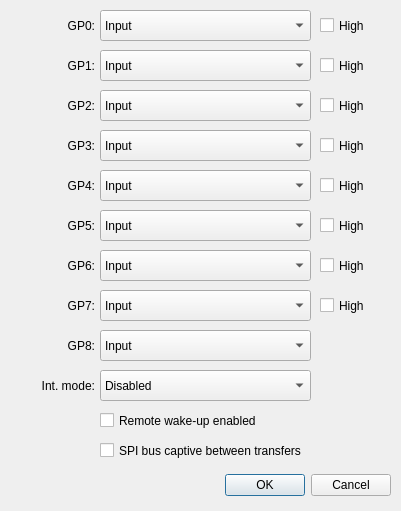
bloguetronica/mcp2210-com, file src/chipsettingsdialog.ui: the form before one commit.
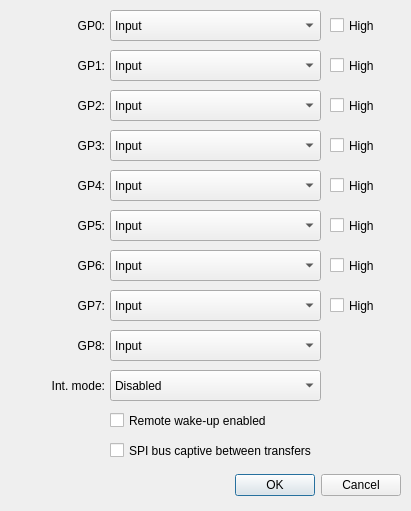
The form after the commit. Icons and pictures are not drawn.

What changed in the file:
```diff
--- a/src/chipsettingsdialog.ui
+++ b/src/chipsettingsdialog.ui
@@ -6,19 +6,19 @@
    <rect>
     <x>0</x>
     <y>0</y>
-    <width>401</width>
+    <width>411</width>
     <height>511</height>
    </rect>
   </property>
   <property name="minimumSize">
    <size>
-    <width>361</width>
+    <width>411</width>
     <height>511</height>
    </size>
   </property>
   <property name="maximumSize">
    <size>
-    <width>401</width>
+    <width>411</width>
     <height>511</height>
    </size>
   </property>
@@ -44,7 +44,7 @@
     <rect>
      <x>10</x>
      <y>470</y>
-     <width>381</width>
+     <width>391</width>
      <height>31</height>
     </rect>
    </property>
@@ -60,7 +60,7 @@
     <rect>
      <x>10</x>
      <y>17</y>
-     <width>85</width>
+     <width>95</width>
      <height>17</height>
     </rect>
    </property>
@@ -74,7 +74,7 @@
   <widget class="QComboBox" name="comboBoxGP0">
    <property name="geometry">
     <rect>
-     <x>100</x>
+     <x>110</x>
      <y>10</y>
      <width>211</width>
      <height>31</height>
@@ -99,7 +99,7 @@
   <widget class="QCheckBox" name="checkBoxGP0DefaultValue">
    <property name="geometry">
     <rect>
-     <x>320</x>
+     <x>330</x>
      <y>15</y>
      <width>71</width>
      <height>21</height>
@@ -114,7 +114,7 @@
     <rect>
      <x>10</x>
      <y>57</y>
-     <width>85</width>
+     <width>95</width>
      <height>17</height>
     </rect>
    </property>
@@ -128,7 +128,7 @@
   <widget class="QComboBox" name="comboBoxGP1">
    <property name="geometry">
     <rect>
-     <x>100</x>
+     <x>110</x>
      <y>50</y>
      <width>211</width>
      <height>31</height>
@@ -153,7 +153,7 @@
   <widget class="QCheckBox" name="checkBoxGP1DefaultValue">
    <property name="geometry">
     <rect>
-     <x>320</x>
+     <x>330</x>
      <y>55</y>
      <width>71</width>
      <height>21</height>
@@ -168,7 +168,7 @@
     <rect>
      <x>10</x>
      <y>97</y>
-     <width>85</width>
+     <width>95</width>
      <height>17</height>
     </rect>
    </property>
@@ -182,7 +182,7 @@
   <widget class="QComboBox" name="comboBoxGP2">
    <property name="geometry">
     <rect>
-     <x>100</x>
+     <x>110</x>
      <y>90</y>
      <width>211</width>
      <height>31</height>
@@ -212,7 +212,7 @@
   <widget class="QCheckBox" name="checkBoxGP2DefaultValue">
    <property name="geometry">
     <rect>
-     <x>320</x>
+     <x>330</x>
      <y>95</y>
      <width>71</width>
      <height>21</height>
@@ -227,7 +227,7 @@
     <rect>
      <x>10</x>
      <y>137</y>
-     <width>85</width>
+     <width>95</width>
      <height>17</height>
     </rect>
    </property>
@@ -241,7 +241,7 @@
   <widget class="QComboBox" name="comboBoxGP3">
    <property name="geometry">
     <rect>
-     <x>100</x>
+     <x>110</x>
      <y>130</y>
      <width>211</width>
      <height>31</height>
@@ -271,7 +271,7 @@
   <widget class="QCheckBox" name="checkBoxGP3DefaultValue">
    <property name="geometry">
     <rect>
-     <x>320</x>
+     <x>330</x>
      <y>135</y>
      <width>71</width>
      <height>21</height>
@@ -286,7 +286,7 @@
     <rect>
      <x>10</x>
      <y>177</y>
-     <width>85</width>
+     <width>95</width>
      <height>17</height>
     </rect>
    </property>
@@ -300,7 +300,7 @@
   <widget class="QComboBox" name="comboBoxGP4">
    <property name="geometry">
     <rect>
-     <x>100</x>
+     <x>110</x>
      <y>170</y>
      <width>211</width>
      <height>31</height>
@@ -330,7 +330,7 @@
   <widget class="QCheckBox" name="checkBoxGP4DefaultValue">
    <property name="geometry">
     <rect>
-     <x>320</x>
+     <x>330</x>
      <y>175</y>
      <width>71</width>
      <height>21</height>
@@ -345,7 +345,7 @@
     <rect>
      <x>10</x>
      <y>217</y>
-     <width>85</width>
+     <width>95</width>
      <height>17</height>
     </rect>
    </property>
@@ -359,7 +359,7 @@
   <widget class="QComboBox" name="comboBoxGP5">
    <property name="geometry">
     <rect>
-     <x>100</x>
+     <x>110</x>
      <y>210</y>
      <width>211</width>
      <height>31</height>
@@ -389,7 +389,7 @@
   <widget class="QCheckBox" name="checkBoxGP5DefaultValue">
    <property name="geometry">
     <rect>
-     <x>320</x>
+     <x>330</x>
      <y>215</y>
      <width>71</width>
      <height>21</height>
@@ -404,7 +404,7 @@
     <rect>
      <x>10</x>
      <y>257</y>
-     <width>85</width>
+     <width>95</width>
      <height>17</height>
     </rect>
    </property>
@@ -418,7 +418,7 @@
   <widget class="QComboBox" name="comboBoxGP6">
    <property name="geometry">
     <rect>
-     <x>100</x>
+     <x>110</x>
      <y>250</y>
      <width>211</width>
      <height>31</height>
@@ -448,7 +448,7 @@
   <widget class="QCheckBox" name="checkBoxGP6DefaultValue">
    <property name="geometry">
     <rect>
-     <x>320</x>
+     <x>330</x>
      <y>255</y>
      <width>71</width>
      <height>21</height>
@@ -463,7 +463,7 @@
     <rect>
      <x>10</x>
      <y>297</y>
-     <width>85</width>
+     <width>95</width>
      <height>17</height>
     </rect>
    </property>
@@ -477,7 +477,7 @@
   <widget class="QComboBox" name="comboBoxGP7">
    <property name="geometry">
     <rect>
-     <x>100</x>
+     <x>110</x>
      <y>290</y>
      <width>211</width>
      <height>31</height>
@@ -507,7 +507,7 @@
   <widget class="QCheckBox" name="checkBoxGP7DefaultValue">
    <property name="geometry">
     <rect>
-     <x>320</x>
+     <x>330</x>
      <y>295</y>
      <width>71</width>
      <height>21</height>
@@ -522,7 +522,7 @@
     <rect>
      <x>10</x>
      <y>337</y>
-     <width>85</width>
+     <width>95</width>
      <height>17</height>
     </rect>
    </property>
@@ -536,7 +536,7 @@
   <widget class="QComboBox" name="comboBoxGP8">
    <property name="geometry">
     <rect>
-     <x>100</x>
+     <x>110</x>
      <y>330</y>
      <width>211</width>
      <height>31</height>
@@ -558,7 +558,7 @@
     <rect>
      <x>10</x>
      <y>377</y>
-     <width>85</width>
+     <width>95</width>
      <height>17</height>
     </rect>
    </property>
@@ -572,7 +572,7 @@
   <widget class="QComboBox" name="comboBoxInterruptMode">
    <property name="geometry">
     <rect>
-     <x>100</x>
+     <x>110</x>
      <y>370</y>
      <width>211</width>
      <height>31</height>
@@ -607,7 +607,7 @@
   <widget class="QCheckBox" name="checkBoxRemoteWakeUp">
    <property name="geometry">
     <rect>
-     <x>100</x>
+     <x>110</x>
      <y>410</y>
      <width>291</width>
      <height>21</height>
@@ -620,7 +620,7 @@
   <widget class="QCheckBox" name="checkBoxSPIBusCaptive">
    <property name="geometry">
     <rect>
-     <x>100</x>
+     <x>110</x>
      <y>440</y>
      <width>291</width>
      <height>21</height>
```
Left out of the diff: 8 changed lines with no effect on the pictures.
